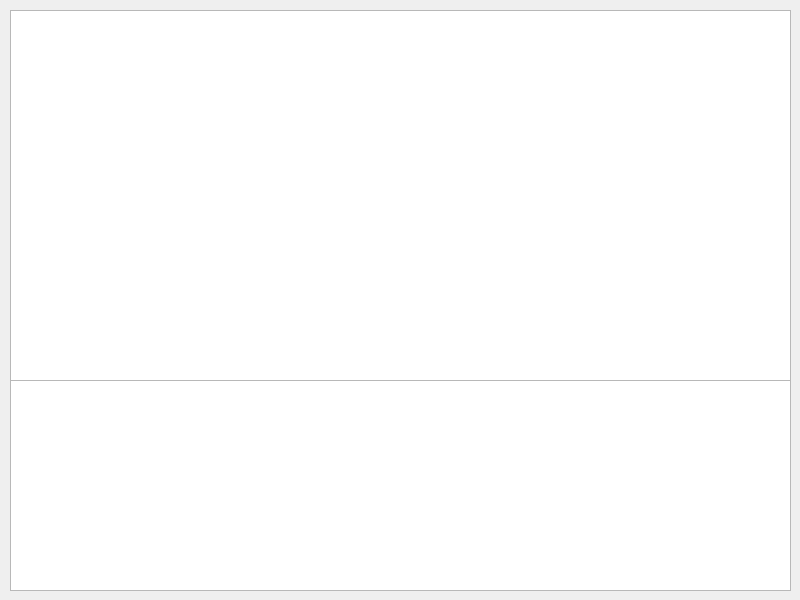
Above: mainwindow.ui from braiaantt/fifoGantt before the change. Below: the same form after it.
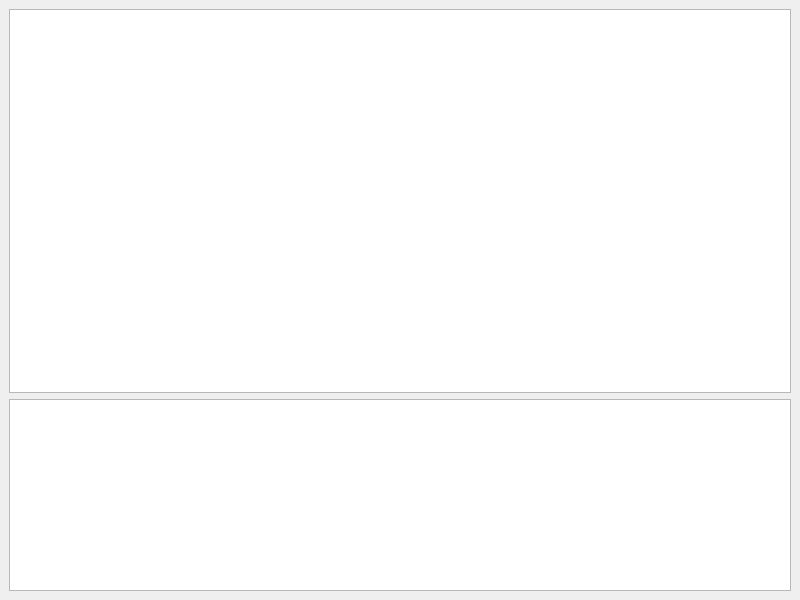
That is the form after the change.

Commit message: moví inicializacion de charts dentro de qtimer, e hice que los graficos sean resizable

Diff of the .ui file:
```diff
--- a/mainwindow.ui
+++ b/mainwindow.ui
@@ -14,14 +14,14 @@
    <string>MainWindow</string>
   </property>
   <widget class="QWidget" name="centralwidget">
+   <layout class="QVBoxLayout" name="verticalLayout">
+    <item>
    <widget class="QGraphicsView" name="graphicsView">
-    <property name="geometry">
-     <rect>
-      <x>10</x>
-      <y>10</y>
-      <width>781</width>
-      <height>371</height>
-     </rect>
+      <property name="sizePolicy">
+       <sizepolicy hsizetype="Expanding" vsizetype="Expanding">
+        <horstretch>0</horstretch>
+        <verstretch>2</verstretch>
+       </sizepolicy>
     </property>
     <property name="focusPolicy">
      <enum>Qt::NoFocus</enum>
@@ -30,14 +30,14 @@
      <enum>Qt::ScrollBarAlwaysOff</enum>
     </property>
    </widget>
+    </item>
+    <item>
    <widget class="QGraphicsView" name="graphicsView_2">
-    <property name="geometry">
-     <rect>
-      <x>10</x>
-      <y>380</y>
-      <width>781</width>
-      <height>211</height>
-     </rect>
+      <property name="sizePolicy">
+       <sizepolicy hsizetype="Expanding" vsizetype="Expanding">
+        <horstretch>0</horstretch>
+        <verstretch>1</verstretch>
+       </sizepolicy>
     </property>
     <property name="focusPolicy">
      <enum>Qt::NoFocus</enum>
@@ -46,6 +46,8 @@
      <enum>Qt::ScrollBarAlwaysOff</enum>
     </property>
    </widget>
+    </item>
+   </layout>
   </widget>
  </widget>
  <resources/>
```
Lines whose indentation alone changed are shown as unchanged. The commit also changes 1 other file.
